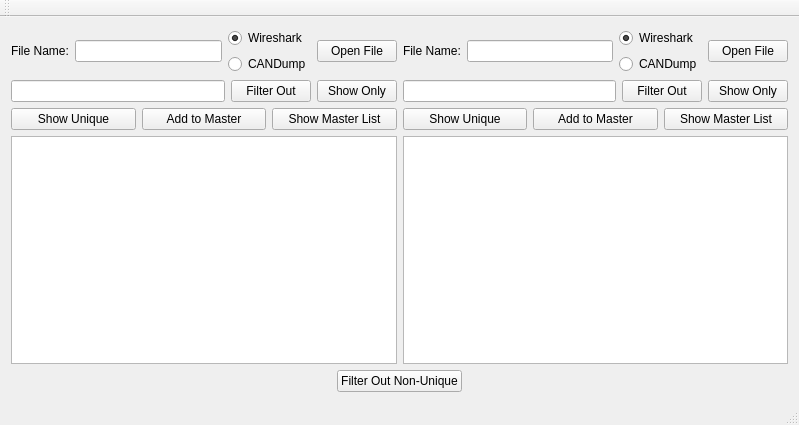
dcg0006/canbus_analyzer, file mainwindow.ui: the form before one commit.
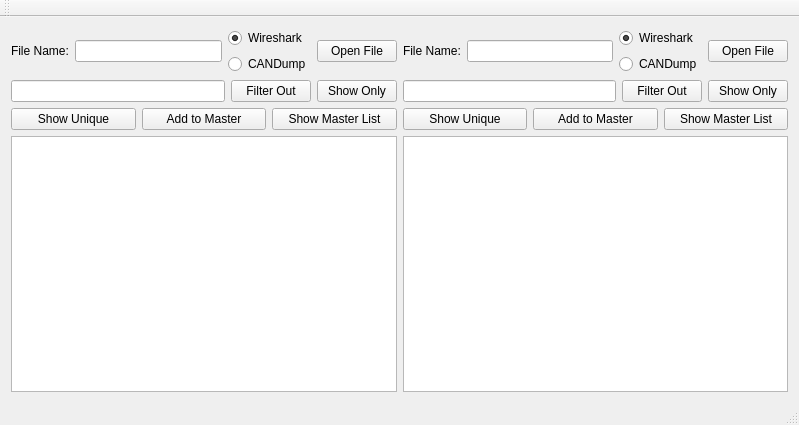
The form after the commit.

Commit message: Vehicle Table Dialog

Patch:
```diff
--- a/mainwindow.ui
+++ b/mainwindow.ui
@@ -221,43 +221,6 @@
       </item>
      </layout>
     </item>
-    <item>
-     <layout class="QHBoxLayout" name="horizontalLayout_7">
-      <item>
-       <spacer name="horizontalSpacer">
-        <property name="orientation">
-         <enum>Qt::Horizontal</enum>
-        </property>
-        <property name="sizeHint" stdset="0">
-         <size>
-          <width>40</width>
-          <height>20</height>
-         </size>
-        </property>
-       </spacer>
-      </item>
-      <item>
-       <widget class="QPushButton" name="filterNonUnique">
-        <property name="text">
-         <string>Filter Out Non-Unique</string>
-        </property>
-       </widget>
-      </item>
-      <item>
-       <spacer name="horizontalSpacer_2">
-        <property name="orientation">
-         <enum>Qt::Horizontal</enum>
-        </property>
-        <property name="sizeHint" stdset="0">
-         <size>
-          <width>40</width>
-          <height>20</height>
-         </size>
-        </property>
-       </spacer>
-      </item>
-     </layout>
-    </item>
    </layout>
    <zorder>radioLeftWire</zorder>
    <zorder>radioLeftCandump</zorder>
```
Left out of the diff: 5 changed lines with no effect on the pictures. The commit also changes 5 other files.
